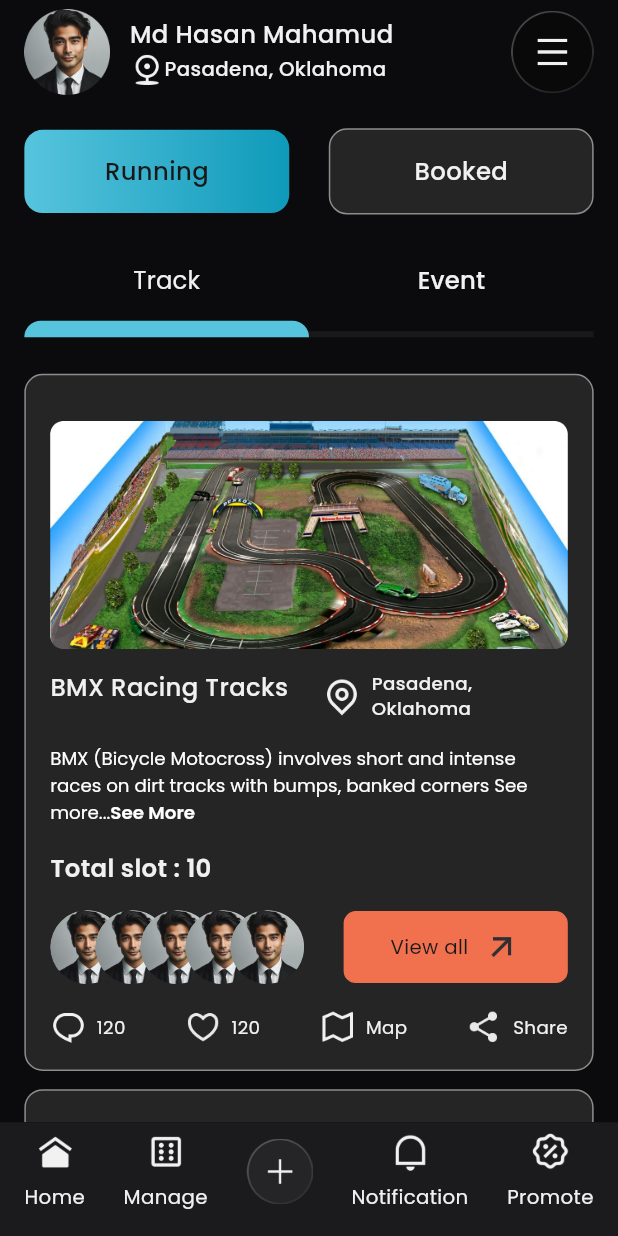
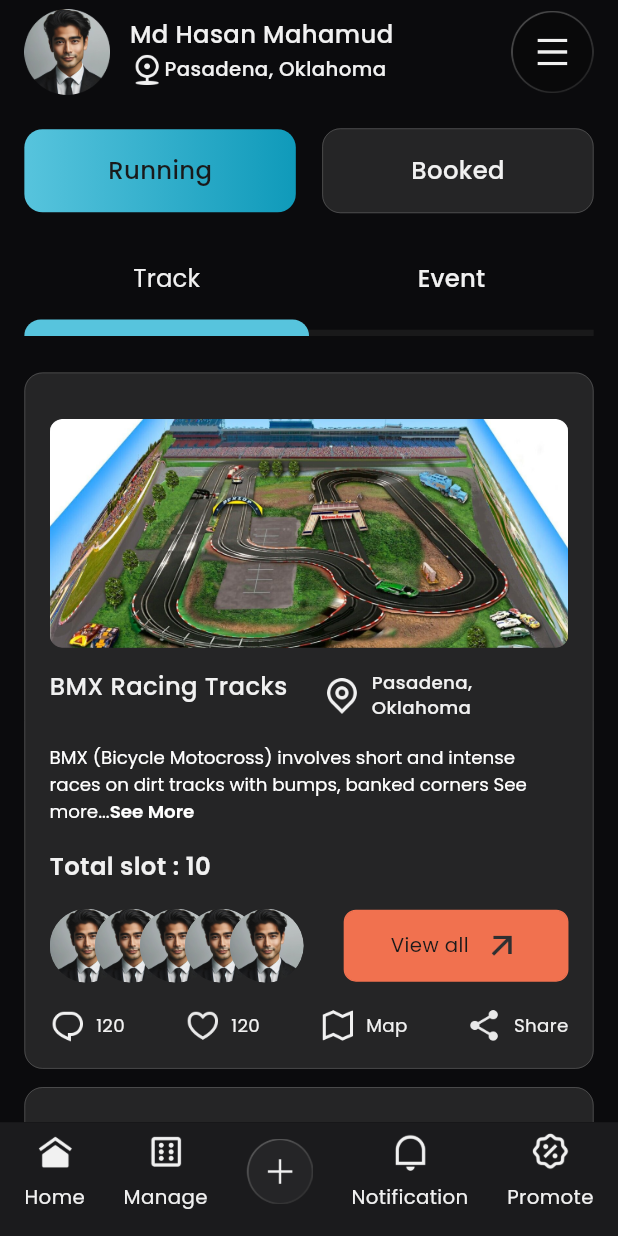
Before and after one commit to moury12/My-Tracks, a Flutter app: the screen it shows after launch, on a phone screen of 412 x 824 dp. Run offline on Flutter 3.47's test engine with Material 3 defaults, Android fonts, the phone set to English and light mode, and no system bars; our stand-ins replace flutter_screenutil, get, google_fonts.

Commit message:
style:home screen

```diff
--- a/lib/controller/home_controller.dart
+++ b/lib/controller/home_controller.dart
@@ -4,7 +4,9 @@ import 'package:track_trek/core/constant/app_strings.dart';
 
 class HomeController extends GetxController {
   static HomeController get to => Get.find();
+  var selectedLabel = 0.obs;
   RxList<String> tabs = [AppStaticString.track, AppStaticString.event].obs;
+  RxList<String> labelTabs = [AppStaticString.running,'', AppStaticString.booked].obs;
   var tabContent = <Widget>[
 
   ].obs;
--- a/lib/core/constant/padding_constant.dart
+++ b/lib/core/constant/padding_constant.dart
@@ -9,5 +9,7 @@ EdgeInsets padding14H=EdgeInsets.symmetric(horizontal:14.sp);
 EdgeInsets padding14V=EdgeInsets.symmetric(vertical:14.sp);
 EdgeInsets padding12H=EdgeInsets.symmetric(horizontal:12.sp);
 EdgeInsets padding12V=EdgeInsets.symmetric(vertical:12.sp);
+EdgeInsets padding6H=EdgeInsets.symmetric(horizontal:6.sp);
+EdgeInsets padding6V=EdgeInsets.symmetric(vertical:6.sp);
 EdgeInsets padding16b24=EdgeInsets.all(16.sp).copyWith(bottom: 24.sp);
 EdgeInsets paddingH16V6=EdgeInsets.symmetric(horizontal:16.sp,vertical: 6.sp);
--- a/lib/view/home/home_screen.dart
+++ b/lib/view/home/home_screen.dart
@@ -11,6 +11,7 @@ import 'package:track_trek/core/constant/padding_constant.dart';
 import 'package:track_trek/core/utils/app_color.dart';
 import 'package:track_trek/core/utils/text_style.dart';
 import 'package:track_trek/view/home/widgets/dynamic_tab_widget.dart';
+import 'package:track_trek/view/home/widgets/event_card_widget.dart';
 import 'package:track_trek/view/home/widgets/home_app_bar.dart';
 
 import 'widgets/gradient_container_widget.dart';
@@ -32,87 +33,7 @@ class HomeScreen extends StatelessWidget {
     HomeController.to.tabContent.add(Padding(
       padding: padding12V,
       child: Column(
-        children: List.generate(
-            5,
-            (i) => BlackContainerWidget(
-                  child: Column(
-                    mainAxisAlignment: MainAxisAlignment.start,
-                    children: [
-                      ClipRRect(
-                          borderRadius: BorderRadius.circular(8.r),
-                          child: Image.asset(dummyEventImgUrl)),
-                       space12H,
-                       Row(
-                        crossAxisAlignment: CrossAxisAlignment.start,
-                        mainAxisAlignment: MainAxisAlignment.spaceBetween,
-                        children: [
-                          Expanded(
-                              child: Column(
-
-                            children: [
-                              Text(AppStaticString.dummyEvent,style: poppinsMedium.copyWith(fontSize:getFontSizeSmall(context)),),
-                              Text(
-
-                                  '${AppStaticString.locationWithClone}Rock hill boston',maxLines: 1,overflow: TextOverflow.ellipsis,
-                                  style: poppinsRegular.copyWith(fontSize:getFontSizeSmall(context)))
-                            ],
-                                crossAxisAlignment: CrossAxisAlignment.start,
-                          )),space16W,
-                          Expanded(
-                              child: Column(crossAxisAlignment: CrossAxisAlignment.start,
-
-                            children: [
-                              Text(
-                                  '${AppStaticString.dateWithClone} 05 january ',maxLines: 1,overflow: TextOverflow.ellipsis,
-                                  style: poppinsRegular.copyWith(fontSize:getFontSizeSmall(context))),
-                              Text(AppStaticString.dummyTime,maxLines: 1,overflow: TextOverflow.ellipsis,
-                                  style: poppinsRegular.copyWith(fontSize:getFontSizeSmall(context)))
-                            ],
-                          ))
-                        ],
-                      ),
-                      Row(
-                        mainAxisAlignment: MainAxisAlignment.spaceBetween,
-                        children: [
-                          Text('${AppStaticString.priceWithClone}\$120'),
-                          Image.asset(
-                            verticalDividerImgUrl,
-                            height: 10.w,
-                          ),
-                          Text('${AppStaticString.totalSlot}20'),
-                          Image.asset(
-                            verticalDividerImgUrl,
-                            height: 10.w,
-                          ),
-                          Text('${AppStaticString.unsold}10'),
-                        ],
-                      ),
-                      space16H,
-                      RichText(text:  TextSpan(children:[
-                        TextSpan(
-                          text: AppStaticString.dummyDesc,style: poppinsRegular.copyWith(
-                            fontSize: getFontSizeSmall(context),
-                            color: AppColors.fadeWhiteColor
-                        ),
-                        ),
-                        TextSpan(text: AppStaticString.seeMore,style: poppinsSemiBold.copyWith(
-                            fontSize: getFontSizeSmall(context)
-                        ),)
-                      ])),
-                      space16H,
-                      CustomButton(onTap: (){},child: Row(
-                        mainAxisAlignment: MainAxisAlignment.center,
-                        children: [
-                          Text(AppStaticString.viewAllParticipent,style: TextStyle(
-                              fontWeight: FontWeight.w500,
-                              color: AppColors.blackLightColor,
-                              fontSize: getFontSizeSemiSmall(context))),
-                          space8W,
-                          Image.asset(arrowTopImgUrl,height: 24.w,)
-                        ],),)
-                    ],
-                  ),
-                )),
+        children: List.generate(5, (i) => EventCardWidget()),
       ),
     ));
     return Scaffold(
@@ -124,16 +45,36 @@ class HomeScreen extends StatelessWidget {
                 child: ListView(
               padding: padding16,
               children: [
-                Row(
-                  children: [
-                    const GradientContainerWidget(),
-                    space24W,
-                    const Expanded(
-                        child: BlackContainerWidget(
-                      text: AppStaticString.booked,
-                    ))
-                  ],
-                ),
+                Obx(() {
+                  return Row(
+                    children: [
+                      // const GradientContainerWidget(),
+                      // space24W,
+                      // const Expanded(
+                      //     child: BlackContainerWidget(
+                      //   text: AppStaticString.booked,
+                      // ))
+                      ...List.generate(
+                        HomeController.to.labelTabs.length,
+                        (index) => HomeController.to.selectedLabel.value ==
+                                index
+                            ? GradientContainerWidget(
+                                text: HomeController.to.labelTabs[index],
+                              )
+                            : HomeController.to.labelTabs[index].isEmpty
+                                ? space16W
+                                : Expanded(
+                                    child: BlackContainerWidget(
+                                    onTap: () {
+                                      HomeController.to.selectedLabel.value =
+                                          index;
+                                    },
+                                    text: HomeController.to.labelTabs[index],
+                                  )),
+                      )
+                    ],
+                  );
+                }),
                 DynamicTabWidget(
                   tabs: HomeController.to.tabs,
                   tabContent: HomeController.to.tabContent,
--- a/lib/view/home/widgets/gradient_container_widget.dart
+++ b/lib/view/home/widgets/gradient_container_widget.dart
@@ -62,7 +62,7 @@ class BlackContainerWidget extends StatelessWidget {
         padding:padding16,
         decoration:  BoxDecoration(
             borderRadius:BorderRadius.circular(12.r) ,
-            border: Border.all(width:1 ,color: AppColors.normalDarkWhite),
+            border: Border.all(width:.5.w ,color: AppColors.greyColor.withOpacity(.5)),
            color: AppColors.blackExtraLightColor.withOpacity(.5)
         ),
         child: child?? Text(text??'Running',style: poppinsMedium.copyWith(
--- a/lib/view/initial/bottom_navigation_screen.dart
+++ b/lib/view/initial/bottom_navigation_screen.dart
@@ -17,10 +17,17 @@ class BottomNavigationScreen extends StatelessWidget {
     const CreateTrackEventScreen(),
     const NotificationScreen(),
     const PromoteScreen()
-  ];
+  ];  /*final List<Widget> pages = [
+    const HomeScreen(),
+    const ManageScreen(),
+    const CreateTrackEventScreen(),
+    const NotificationScreen(),
+    const PromoteScreen()
+  ];*/
   @override
   Widget build(BuildContext context) {
     return Scaffold(
+      // appBar: ,
       body: Obx(() => pages[CommonController.to.selectedIndex.value]),
       bottomNavigationBar: CustomBottomNavBar(),
     );
```
Also changed, not shown: lib/core/utils/text_style.dart (+6 -1 lines), lib/view/home/widgets/event_card_widget.dart (added, +123 -0 lines), pubspec.lock, 1 other file.
